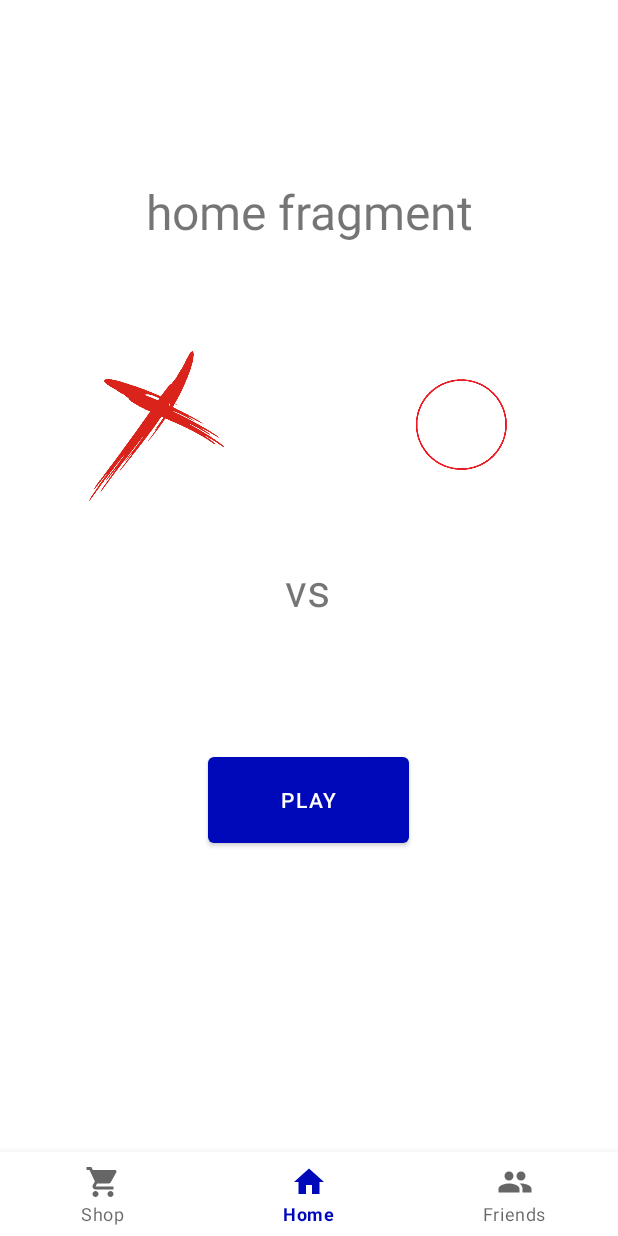
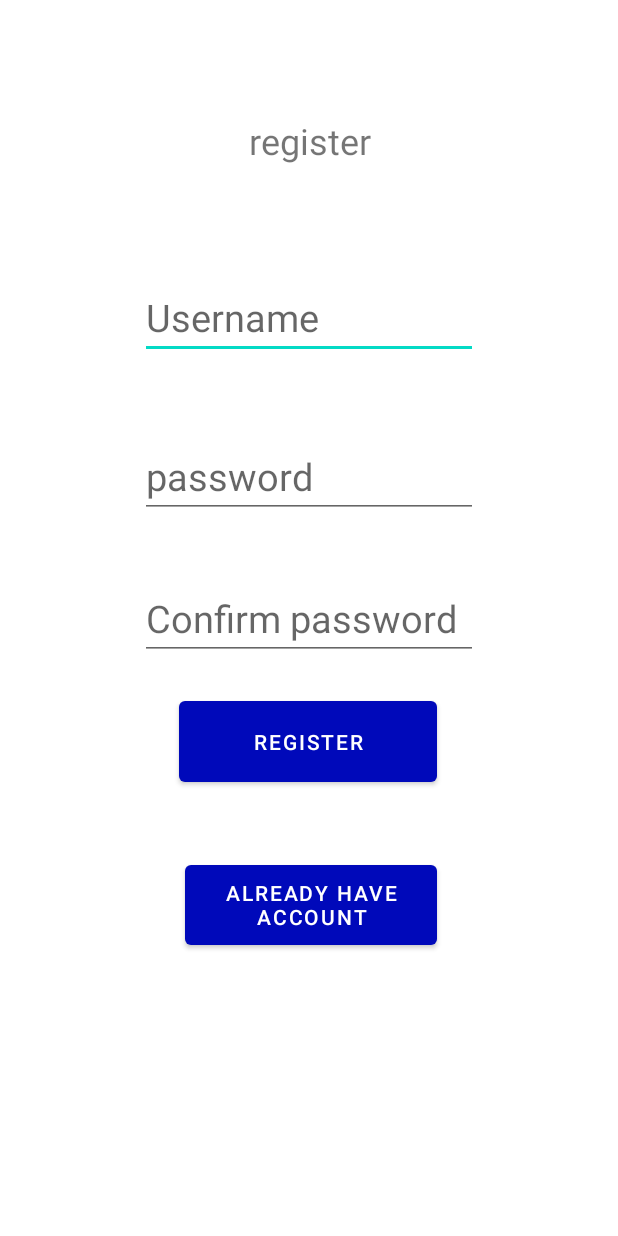
Before and after one commit to Tomer644/UtimateTicTacToe, an Android app: the screen it shows after launch (MainActivity before the commit, RegisterActivity after it), on a phone screen of 412 x 824 dp. Run offline under Robolectric (Android 15) with nearby library versions, the phone set to English and light mode, and no system bars.

Commit message:
added a basic Users sign in using SQLite

```diff
--- /dev/null
+++ b/app/src/main/java/com/example/utimatetictactoe/RegisterActivity.java
@@ -0,0 +1,73 @@
+package com.example.utimatetictactoe;
+
+import androidx.appcompat.app.AppCompatActivity;
+
+import android.content.Intent;
+import android.os.Bundle;
+import android.text.TextUtils;
+import android.view.View;
+import android.widget.Button;
+import android.widget.EditText;
+import android.widget.Toast;
+
+public class RegisterActivity extends AppCompatActivity {
+    EditText name,password, testpas;
+    Button btn1, btn2;
+    DBHelper DB;
+
+    @Override
+    protected void onCreate(Bundle savedInstanceState) {
+        super.onCreate(savedInstanceState);
+        setContentView(R.layout.activity_register);
+
+
+        btn1=findViewById(R.id.btn1);
+        btn2=findViewById(R.id.btn2);
+        name=findViewById(R.id.name);
+        password=findViewById(R.id.password);
+        testpas=findViewById(R.id.testpas);
+        DB = new DBHelper(this);
+
+        btn1.setOnClickListener(new View.OnClickListener() {
+            @Override
+            public void onClick(View v) {
+                String  user= name.getText().toString();
+                String  pass= password.getText().toString();
+                String  repass=testpas.getText().toString();
+
+                if (TextUtils.isEmpty(user) || TextUtils.isEmpty(pass) || TextUtils.isEmpty(repass))
+                    Toast.makeText(RegisterActivity.this,"All fields Required",Toast.LENGTH_SHORT).show();
+                else {
+                    if (pass.equals(repass)){
+                        Boolean checkuser = DB.checkusername(user);
+                        if (checkuser==false){
+                            Boolean insert = DB.insertData(user,pass);
+                            if (insert==true){
+                                Toast.makeText(RegisterActivity.this,"Registered Successfully", Toast.LENGTH_SHORT).show();
+                                Intent intent = new Intent(RegisterActivity.this, MainActivity.class);
+                                startActivity(intent);
+                            }
+                            else {
+                                Toast.makeText(RegisterActivity.this,"Registered Failed",Toast.LENGTH_SHORT).show();
+                            }
+                        }
+                        else{
+                            Toast.makeText(RegisterActivity.this,"User already Exists",Toast.LENGTH_SHORT).show();
+                        }
+                    }
+                    else {
+                        Toast.makeText(RegisterActivity.this,"Password are not matching",Toast.LENGTH_SHORT).show();
+                    }
+                }
+            }
+        });
+
+        btn2.setOnClickListener(new View.OnClickListener() {
+            @Override
+            public void onClick(View v) {
+                Intent intent = new Intent(getApplicationContext(), LoginActivity.class);
+                startActivity(intent);
+            }
+        });
+    }
+}
--- a/app/src/main/java/com/example/utimatetictactoe/SplashScreen.java
+++ b/app/src/main/java/com/example/utimatetictactoe/SplashScreen.java
@@ -28,7 +28,7 @@ public class SplashScreen extends AppCompatActivity {
         new Handler().postDelayed(new Runnable() {
             @Override
             public void run() {
-                Intent intent = new Intent(getApplicationContext(), MainActivity.class);
+                Intent intent = new Intent(getApplicationContext(), RegisterActivity.class);
                 startActivity(intent);
             }
         }, 5000);
--- /dev/null
+++ b/app/src/main/res/layout/activity_register.xml
@@ -0,0 +1,81 @@
+<?xml version="1.0" encoding="utf-8"?>
+<androidx.constraintlayout.widget.ConstraintLayout xmlns:android="http://schemas.android.com/apk/res/android"
+    xmlns:app="http://schemas.android.com/apk/res-auto"
+    xmlns:tools="http://schemas.android.com/tools"
+    android:layout_width="match_parent"
+    android:layout_height="match_parent"
+    tools:context=".RegisterActivity">
+
+
+    <TextView
+        android:id ="@+id/textView"
+        android:layout_width="131dp"
+        android:layout_height="35dp"
+        android:text="register"
+        android:textAlignment="center"
+        android:textSize="24sp"
+        app:layout_constraintBottom_toBottomOf="parent"
+        app:layout_constraintEnd_toEndOf="parent"
+        app:layout_constraintStart_toStartOf="parent"
+        app:layout_constraintTop_toTopOf="parent"
+        app:layout_constraintVertical_bias="0.098" />
+
+    <EditText
+        android:id ="@+id/name"
+        android:layout_width="225dp"
+        android:layout_height="55dp"
+        android:hint="Username"
+        android:textSize="25dp"
+        app:layout_constraintBottom_toBottomOf="parent"
+        app:layout_constraintEnd_toEndOf="parent"
+        app:layout_constraintStart_toStartOf="parent"
+        app:layout_constraintTop_toTopOf="parent"
+        app:layout_constraintVertical_bias="0.239" />
+
+    <EditText
+        android:id="@+id/password"
+        android:layout_width="225dp"
+        android:layout_height="55dp"
+        android:hint="password"
+        android:textSize="25dp"
+        app:layout_constraintBottom_toBottomOf="parent"
+        app:layout_constraintEnd_toEndOf="parent"
+        app:layout_constraintStart_toStartOf="parent"
+        app:layout_constraintTop_toTopOf="parent"
+        app:layout_constraintVertical_bias="0.377" />
+
+    <EditText
+        android:id="@+id/testpas"
+        android:layout_width="225dp"
+        android:layout_height="55dp"
+        android:hint="Confirm password"
+        android:textSize="25dp"
+        app:layout_constraintBottom_toBottomOf="parent"
+        app:layout_constraintEnd_toEndOf="parent"
+        app:layout_constraintStart_toStartOf="parent"
+        app:layout_constraintTop_toTopOf="parent" />
+
+    <Button
+        android:id="@+id/btn2"
+        android:layout_width="168dp"
+        android:layout_height="65dp"
+        android:text="already have account"
+        app:layout_constraintBottom_toBottomOf="parent"
+        app:layout_constraintEnd_toEndOf="parent"
+        app:layout_constraintHorizontal_bias="0.506"
+        app:layout_constraintStart_toStartOf="parent"
+        app:layout_constraintTop_toTopOf="parent"
+        app:layout_constraintVertical_bias="0.752" />
+
+    <Button
+        android:id="@+id/btn1"
+        android:layout_width="172dp"
+        android:layout_height="66dp"
+        android:text="register"
+        app:layout_constraintBottom_toBottomOf="parent"
+        app:layout_constraintEnd_toEndOf="parent"
+        app:layout_constraintHorizontal_bias="0.497"
+        app:layout_constraintStart_toStartOf="parent"
+        app:layout_constraintTop_toTopOf="parent"
+        app:layout_constraintVertical_bias="0.609" />
+</androidx.constraintlayout.widget.ConstraintLayout>
--- a/app/src/main/res/layout/fragment_home.xml
+++ b/app/src/main/res/layout/fragment_home.xml
@@ -73,6 +73,7 @@
         android:layout_width="134dp"
         android:layout_height="69dp"
         android:text="play"
+        android:onClick="play"
         app:layout_constraintBottom_toBottomOf="parent"
         app:layout_constraintEnd_toEndOf="parent"
         app:layout_constraintHorizontal_bias="0.498"
```
Also changed, not shown: app/src/main/AndroidManifest.xml (+16 -2 lines), app/src/main/java/com/example/utimatetictactoe/DBHelper.java (added, +66 -0 lines), app/src/main/java/com/example/utimatetictactoe/HomeFragment.java (+7 -0 lines), app/src/main/java/com/example/utimatetictactoe/LoginActivity.java (added, +52 -0 lines), app/src/main/res/layout/activity_login.xml (added, +61 -0 lines).
